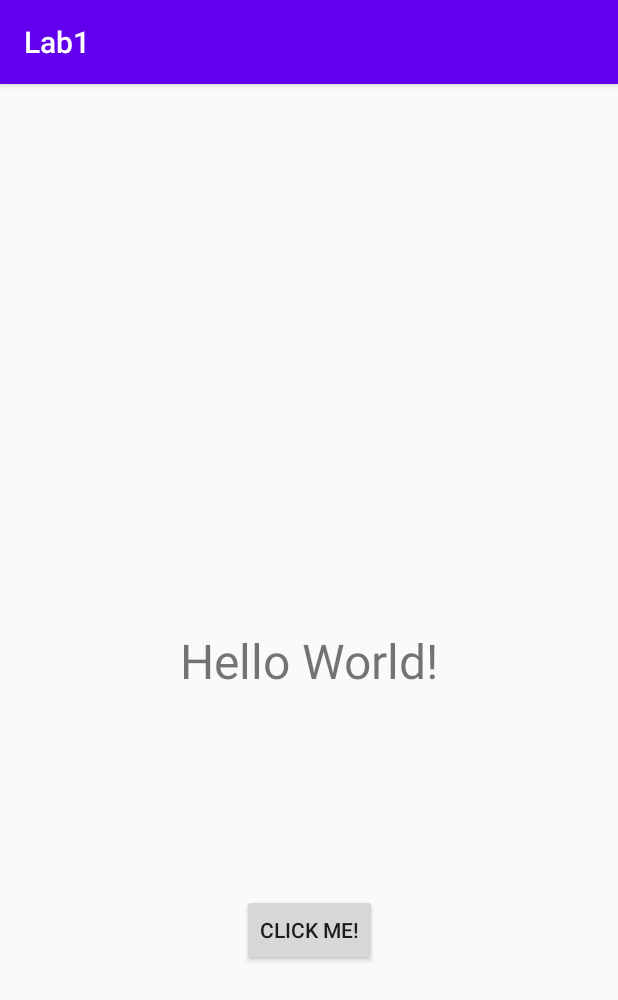
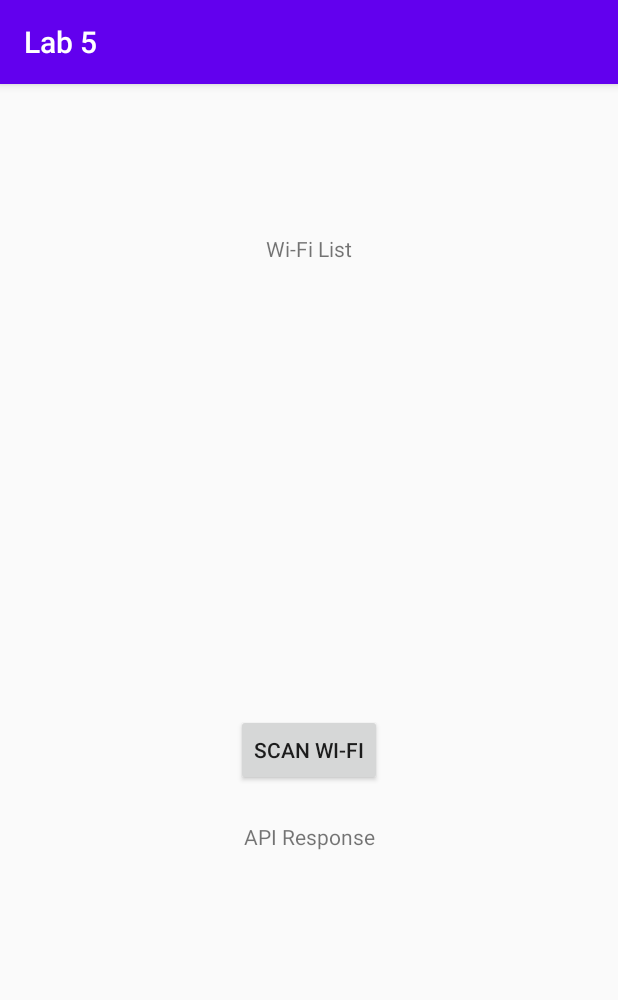
Before and after one commit to khrisnaa3/TKTPL, an Android app: the screen it shows after launch (MainActivity), on a phone screen of 412 x 824 dp. Shown: the top 1000 px of the screen. Run offline under Robolectric (Android 15) with nearby library versions, the phone set to English and light mode, and no system bars; our stand-ins replace Volley.

Commit message:
Lab 5 DONE

```diff
--- a/app/src/main/AndroidManifest.xml
+++ b/app/src/main/AndroidManifest.xml
@@ -1,6 +1,11 @@
 <?xml version="1.0" encoding="utf-8"?>
 <manifest xmlns:android="http://schemas.android.com/apk/res/android"
     package="com.example.lab1">
+
+    <uses-permission android:name="android.permission.ACCESS_WIFI_STATE"/>
+    <uses-permission android:name="android.permission.CHANGE_WIFI_STATE"/>
+    <uses-permission android:name="android.permission.ACCESS_FINE_LOCATION"/>
+    <uses-permission android:name="android.permission.INTERNET" />
 
     <application
         android:allowBackup="true"
--- a/app/src/main/java/com/example/lab1/MainActivity.kt
+++ b/app/src/main/java/com/example/lab1/MainActivity.kt
@@ -1,21 +1,33 @@
 package com.example.lab1
 
+import android.content.Context
+import android.content.IntentFilter
+import android.net.wifi.WifiManager
+import android.os.Bundle
 import androidx.appcompat.app.AppCompatActivity
-import android.os.Bundle
 import kotlinx.android.synthetic.main.activity_main.*
 
+
 class MainActivity : AppCompatActivity() {
+    lateinit var wifiReceiver: WifiReceiver
+
     override fun onCreate(savedInstanceState: Bundle?) {
         super.onCreate(savedInstanceState)
         setContentView(R.layout.activity_main)
 
-        var counter = 0
-        tombol.setOnClickListener {
-            counter++
-            if (counter%2 == 0) {
-                teks.setText("I'm Khrisna")
-            } else {
-                teks.setText("Hello World!")
+        val wifiManager = applicationContext.getSystemService(Context.WIFI_SERVICE) as WifiManager
+        wifiReceiver = WifiReceiver(wifiManager, tvResponse, tvWifi)
+
+        val intentFilter = IntentFilter()
+        intentFilter.addAction(WifiManager.SCAN_RESULTS_AVAILABLE_ACTION)
+        applicationContext.registerReceiver(wifiReceiver, intentFilter)
+
+        btnWifi.setOnClickListener {
+            tvWifi.text = "Wi-Fi Sniffing..."
+
+            val success = wifiManager.startScan()
+            if (!success) {
+                tvWifi.text = "Scanning failed"
             }
         }
     }
--- a/app/src/main/res/layout/activity_main.xml
+++ b/app/src/main/res/layout/activity_main.xml
@@ -7,30 +7,33 @@
     tools:context=".MainActivity">
 
     <TextView
-        android:id="@+id/teks"
+        android:id="@+id/tvWifi"
         android:layout_width="wrap_content"
         android:layout_height="wrap_content"
-        android:text="Hello World!"
-        android:textSize="32sp"
-        app:layout_constraintBottom_toBottomOf="parent"
-        app:layout_constraintLeft_toLeftOf="parent"
-        app:layout_constraintRight_toRightOf="parent"
+        android:layout_marginTop="100dp"
+        android:text="Wi-Fi List"
+        app:layout_constraintEnd_toEndOf="parent"
+        app:layout_constraintStart_toStartOf="parent"
         app:layout_constraintTop_toTopOf="parent" />
 
     <Button
-        android:id="@+id/tombol"
+        android:id="@+id/btnWifi"
         android:layout_width="wrap_content"
         android:layout_height="wrap_content"
-        android:layout_marginStart="161dp"
-        android:layout_marginLeft="161dp"
-        android:layout_marginTop="131dp"
-        android:layout_marginEnd="161dp"
-        android:layout_marginRight="161dp"
-        android:layout_marginBottom="177dp"
-        android:text="Click Me!"
+        android:text="Scan Wi-Fi"
         app:layout_constraintBottom_toBottomOf="parent"
         app:layout_constraintEnd_toEndOf="parent"
         app:layout_constraintStart_toStartOf="parent"
-        app:layout_constraintTop_toBottomOf="@+id/teks" />
+        app:layout_constraintTop_toBottomOf="@+id/tvWifi" />
+
+    <TextView
+        android:id="@+id/tvResponse"
+        android:layout_width="wrap_content"
+        android:layout_height="wrap_content"
+        android:layout_marginTop="24dp"
+        android:text="API Response"
+        app:layout_constraintEnd_toEndOf="parent"
+        app:layout_constraintStart_toStartOf="parent"
+        app:layout_constraintTop_toBottomOf="@+id/btnWifi" />
 
 </androidx.constraintlayout.widget.ConstraintLayout>
--- a/app/src/main/res/values/strings.xml
+++ b/app/src/main/res/values/strings.xml
@@ -1,3 +1,3 @@
 <resources>
-    <string name="app_name">Lab1</string>
+    <string name="app_name">Lab 5</string>
 </resources>
```
Also changed, not shown: app/build.gradle (+6 -5 lines), app/src/main/java/com/example/lab1/WifiReceiver.kt (added, +57 -0 lines), 1 other file.
